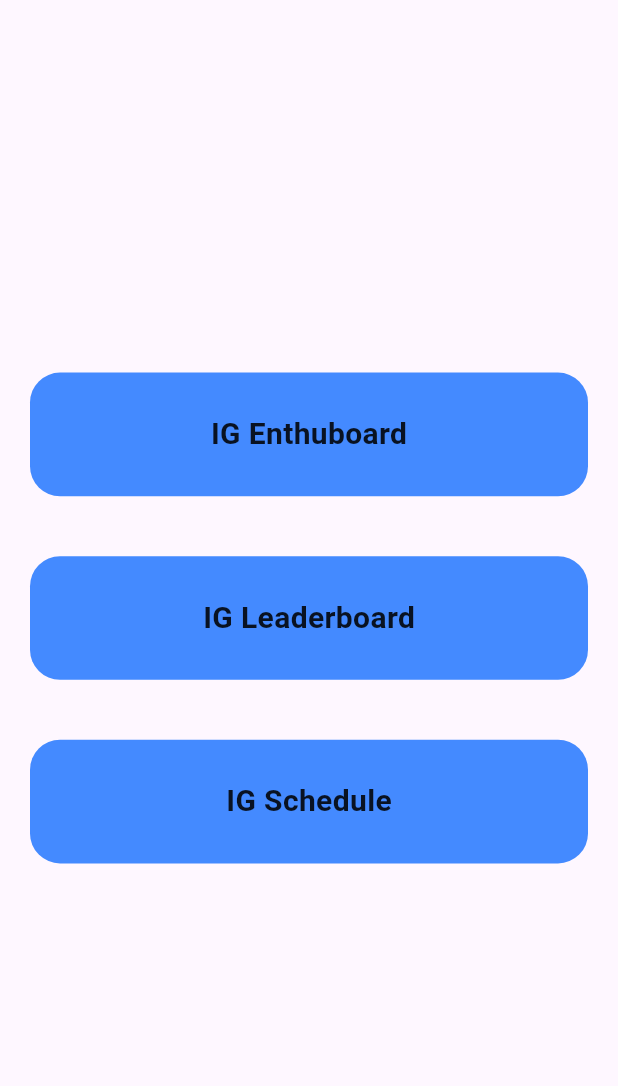
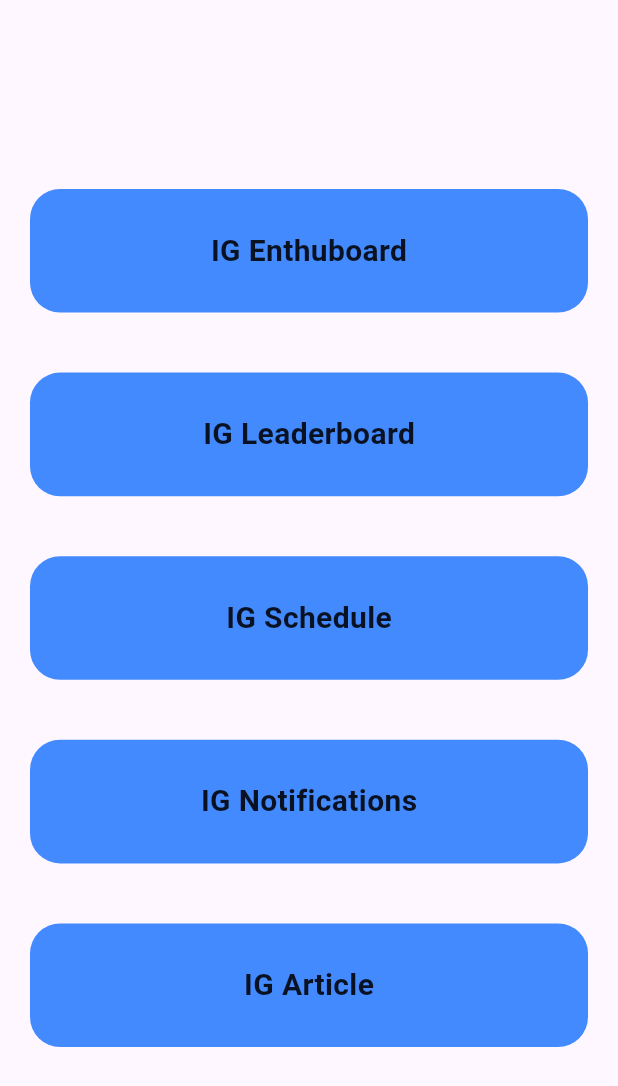
Before and after one commit to harshada1108/IGAPP3, a Flutter app: the screen it shows after launch, on a phone screen of 412 x 824 dp. Shown: the top 1086 px of the screen. Run offline on Flutter 3.47's test engine with Material 2 defaults, Android fonts, the phone set to English and light mode, and no system bars; our stand-ins replace cached_network_image, flutter_spinkit, google_fonts; Roboto replaces fonts that are missing (Brawler).

Commit message:
second commit

```diff
--- /dev/null
+++ b/lib/models/notificationmodel.dart
@@ -0,0 +1,54 @@
+class notificationmodel {
+  String? message;
+  bool? status;
+  List<Notifications>? notifications;
+
+  notificationmodel({this.message, this.status, this.notifications});
+
+  notificationmodel.fromJson(Map<String, dynamic> json) {
+    message = json['message'];
+    status = json['status'];
+    if (json['notifications'] != null) {
+      notifications = <Notifications>[];
+      json['notifications'].forEach((v) {
+        notifications!.add(new Notifications.fromJson(v));
+      });
+    }
+  }
+
+  Map<String, dynamic> toJson() {
+    final Map<String, dynamic> data = new Map<String, dynamic>();
+    data['message'] = this.message;
+    data['status'] = this.status;
+    if (this.notifications != null) {
+      data['notifications'] =
+          this.notifications!.map((v) => v.toJson()).toList();
+    }
+    return data;
+  }
+}
+
+class Notifications {
+  String? sId;
+  String? data;
+  String? timeAtCreate;
+  int? iV;
+
+  Notifications({this.sId, this.data, this.timeAtCreate, this.iV});
+
+  Notifications.fromJson(Map<String, dynamic> json) {
+    sId = json['_id'];
+    data = json['Data'];
+    timeAtCreate = json['timeAtCreate'];
+    iV = json['__v'];
+  }
+
+  Map<String, dynamic> toJson() {
+    final Map<String, dynamic> data = new Map<String, dynamic>();
+    data['_id'] = this.sId;
+    data['Data'] = this.data;
+    data['timeAtCreate'] = this.timeAtCreate;
+    data['__v'] = this.iV;
+    return data;
+  }
+}
--- a/lib/screens/home_screen.dart
+++ b/lib/screens/home_screen.dart
@@ -7,6 +7,8 @@ import 'package:igapp/screens/ig_schedule_screen.dart';
 
 import 'ig_enthu_screen.dart';
 import 'ig_leader_screen.dart';
+import 'package:igapp/screens/notification_screen.dart';
+import 'package:igapp/screens/article_screen.dart';
 
 class Homescreen extends StatefulWidget {
   const Homescreen({super.key});
@@ -94,6 +96,52 @@ class _HomescreenState extends State<Homescreen> {
               ),
             ),
           ),
+          Padding(
+            padding: const EdgeInsets.all(20.0),
+            child: InkWell(
+              onTap: (){
+                Navigator.push(context, MaterialPageRoute(builder: (context)=>IgNotificationScreen()));
+              },
+              child: Container(
+                height: height*0.1,
+                decoration: BoxDecoration(
+                    borderRadius: BorderRadius.circular(20),
+                    color: Colors.blueAccent
+                ),
+                child: Center(
+                  child: Row(
+                    mainAxisAlignment: MainAxisAlignment.center,
+                    children: [
+                      Text('IG Notifications',style: GoogleFonts.brawler(fontSize: 20,fontWeight: FontWeight.w700,color: Colors.black87),)
+                    ],
+                  ),
+                ),
+              ),
+            ),
+          ),
+          Padding(
+            padding: const EdgeInsets.all(20.0),
+            child: InkWell(
+              onTap: (){
+                Navigator.push(context, MaterialPageRoute(builder: (context)=>IgArticleScreen()));
+              },
+              child: Container(
+                height: height*0.1,
+                decoration: BoxDecoration(
+                    borderRadius: BorderRadius.circular(20),
+                    color: Colors.blueAccent
+                ),
+                child: Center(
+                  child: Row(
+                    mainAxisAlignment: MainAxisAlignment.center,
+                    children: [
+                      Text('IG Article',style: GoogleFonts.brawler(fontSize: 20,fontWeight: FontWeight.w700,color: Colors.black87),)
+                    ],
+                  ),
+                ),
+              ),
+            ),
+          ),
         ],
       ),
     );
--- a/lib/screens/ig_schedule_screen.dart
+++ b/lib/screens/ig_schedule_screen.dart
@@ -25,7 +25,7 @@ class _IgScheduleScreenState extends State<IgScheduleScreen> {
   FilterList? selectedMenu;
 
   final format= DateFormat('dd/MM/yy');
-  String name='20231120';
+  String name='10-02-2023';
 
   Future<void> _refreshData(String data) async {
     // Fetch the updated data from the API
@@ -47,12 +47,12 @@ class _IgScheduleScreenState extends State<IgScheduleScreen> {
               onSelected: (FilterList item){
                 if(FilterList.zerothday.name == item.name)
                 {
-                  name='20231120';
+                  name='10-02-2023';
                   _refreshData(name);
                 }
                 if(FilterList.firstday.name == item.name)
                 {
-                  name='20231121';
+                  name='11-02-2023';
                   _refreshData(name);
                 }
 
```
Also changed, not shown: lib/Repository/ig_repository.dart (+49 -2 lines), lib/models/article_model.dart (added, +56 -0 lines), lib/models/imagemodel.dart (added, +28 -0 lines), lib/screens/article_screen.dart (added, +128 -0 lines), lib/screens/notification_screen.dart (added, +111 -0 lines), lib/view_model/ig_view_model.dart (+15 -0 lines).
